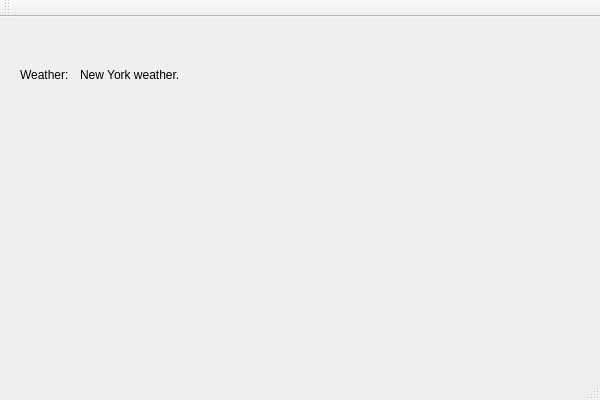
Old version of the form WeatherApp/WeatherApp.ui in the repository JonathanCordero/WeatherApp.
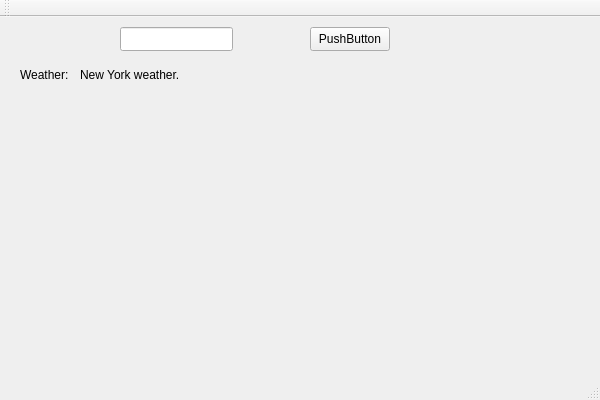
New version of the form.

Commit message: In the middle of fixing a lot of bugs, so making a gitchange here now that half of them are squahed.

The edit to the form file:
```diff
--- a/WeatherApp/WeatherApp.ui
+++ b/WeatherApp/WeatherApp.ui
@@ -40,6 +40,32 @@
      <string>New York weather.</string>
     </property>
    </widget>
+   <widget class="QLineEdit" name="lineEdit">
+    <property name="geometry">
+     <rect>
+      <x>120</x>
+      <y>10</y>
+      <width>113</width>
+      <height>24</height>
+     </rect>
+    </property>
+    <property name="text">
+     <string/>
+    </property>
+   </widget>
+   <widget class="QPushButton" name="pushButton">
+    <property name="geometry">
+     <rect>
+      <x>310</x>
+      <y>10</y>
+      <width>80</width>
+      <height>24</height>
+     </rect>
+    </property>
+    <property name="text">
+     <string>PushButton</string>
+    </property>
+   </widget>
   </widget>
   <widget class="QMenuBar" name="menuBar">
    <property name="geometry">
```
Left out of the diff: 2 changed lines with no effect on the pictures. The commit also changes 2 other files.
